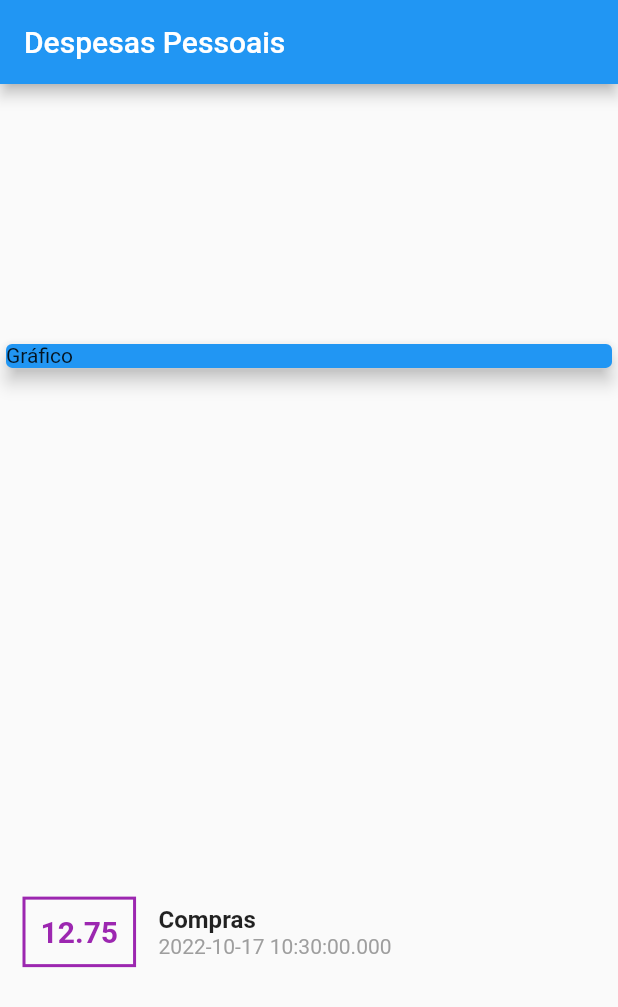
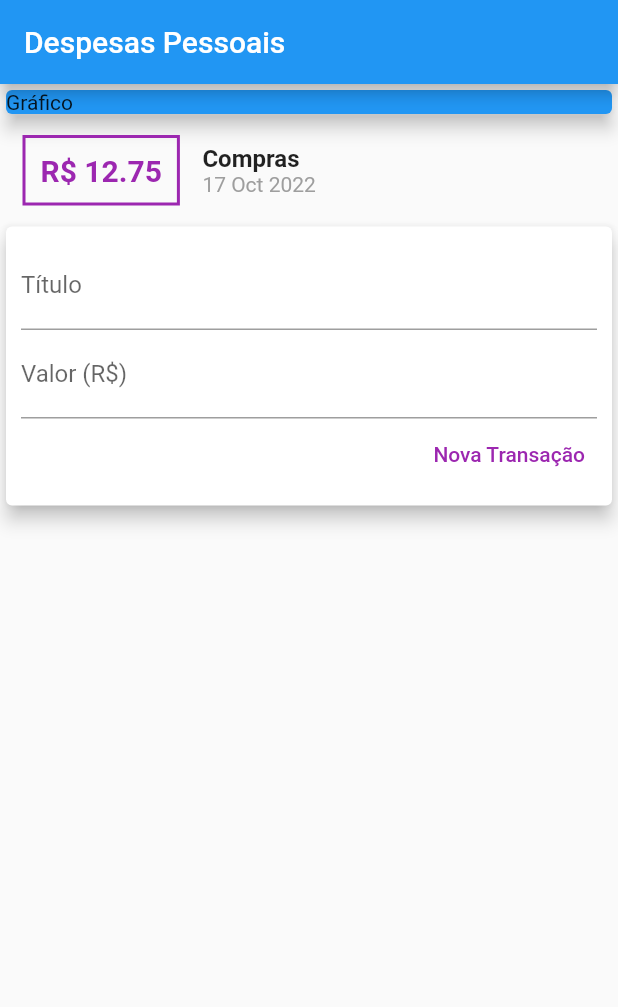
Before and after one commit to MarhlonKorb/expenses, a Flutter app: the screen it shows after launch, on a phone screen of 412 x 824 dp. Shown: the top 1007 px of the screen. Run offline on Flutter 3.47's test engine with Material 2 defaults, Android fonts, the phone set to English and light mode, and no system bars.

Commit message:
Implementação da comunicação entre componentes
Os widgets foram refatorados de forma que foram separados por arquivos e no main.dart eles são apenas inseridos como nova classe. Também foi visto o conceito de comunicação direta e indireta entre o componente pai e componente filho.

```diff
--- /dev/null
+++ b/lib/components/transaction_form.dart
@@ -0,0 +1,50 @@
+import 'package:flutter/material.dart';
+
+import '../utils.dart';
+
+class TransactionForm extends StatelessWidget {
+  final titleController = TextEditingController();
+  final valueController = TextEditingController();
+
+final void Function(String, double) onSubmit;
+
+TransactionForm(this.onSubmit);
+
+  @override
+  Widget build(BuildContext context) {
+    return Card(
+      elevation: 5,
+      child: Padding(
+        padding: const EdgeInsets.all(10),
+        child: Column(
+          children: <Widget>[
+            TextField(
+              controller: titleController,
+              decoration: const InputDecoration(labelText: 'Título'),
+            ),
+            TextField(
+              controller: valueController,
+              decoration: const InputDecoration(labelText: 'Valor (R\$)'),
+            ),
+            Row(
+              mainAxisAlignment: MainAxisAlignment.end,
+              children: <Widget>[
+                TextButton(
+                  child: const Text(
+                    'Nova Transação',
+                    style: TextStyle(color: Colors.purple),
+                  ),
+                  onPressed: () {
+                    final title = titleController.text;
+                    final value = formatToDouble(valueController.text);
+                    onSubmit(title, value);
+                  },
+                ),
+              ],
+            ),
+          ],
+        ),
+      ),
+    );
+  }
+}
--- /dev/null
+++ b/lib/components/transaction_list.dart
@@ -0,0 +1,49 @@
+import 'package:expenses/models/transaction.dart';
+import 'package:flutter/material.dart';
+
+import '../utils.dart';
+
+class TransactionList extends StatelessWidget {
+  final List<Transaction> transaction;
+
+  const TransactionList({super.key, required this.transaction});
+
+  @override
+  Widget build(BuildContext context) {
+    return Column(
+      children: transaction.map((tr) {
+        return Row(
+          children: [
+            Container(
+              margin: const EdgeInsets.symmetric(horizontal: 15, vertical: 10),
+              decoration: BoxDecoration(
+                  border: Border.all(color: Colors.purple, width: 2)),
+              padding: const EdgeInsets.all(10),
+              child: Text(
+                toMoney(tr.value),
+                style: const TextStyle(
+                    fontWeight: FontWeight.bold,
+                    fontSize: 20,
+                    color: Colors.purple),
+              ),
+            ),
+            Column(
+              crossAxisAlignment: CrossAxisAlignment.start,
+              children: [
+                Text(
+                  tr.title,
+                  style: const TextStyle(
+                      fontSize: 16, fontWeight: FontWeight.bold),
+                ),
+                Text(
+                  toDateFormat(tr.date),
+                  style: const TextStyle(color: Colors.grey),
+                ),
+              ],
+            )
+          ],
+        );
+      }).toList(),
+    );
+  }
+}
--- /dev/null
+++ b/lib/components/transaction_user.dart
@@ -0,0 +1,40 @@
+import 'dart:math';
+
+import 'package:expenses/components/transaction_form.dart';
+import 'package:expenses/components/transaction_list.dart';
+import 'package:flutter/cupertino.dart';
+
+import '../models/transaction.dart';
+
+class TransactionUser extends StatefulWidget {
+  @override
+  _TransactionUserState createState() => _TransactionUserState();
+}
+
+class _TransactionUserState extends State<TransactionUser> {
+  final _transactions = [
+    Transaction(id: 'id', title: 'Compras', value: 12.75, date: DateTime.now())
+  ];
+
+  _addTransaction(String title, double value) {
+    final newTransaction = Transaction(
+        id: Random().nextDouble().toString(),
+        title: title,
+        value: value,
+        date: DateTime.now());
+
+        setState(() {
+          _transactions.add(newTransaction);
+        });
+  }
+
+  @override
+  Widget build(BuildContext context) {
+    return Column(
+      children: <Widget>[
+        TransactionList(transaction: _transactions),
+        TransactionForm(_addTransaction),
+      ],
+    );
+  }
+}
--- a/lib/main.dart
+++ b/lib/main.dart
@@ -1,11 +1,12 @@
 // ignore_for_file: prefer_const_constructors
-
-import 'package:expenses/models/transaction.dart';
+import 'package:expenses/components/transaction_user.dart';
 import 'package:flutter/material.dart';
 
 main() => runApp(ExpensesApp());
 
 class ExpensesApp extends StatelessWidget {
+  const ExpensesApp({super.key});
+
   @override
   Widget build(BuildContext context) {
     return MaterialApp(home: MyHomePage());
@@ -13,70 +14,27 @@ class ExpensesApp extends StatelessWidget {
 }
 
 class MyHomePage extends StatelessWidget {
-final _transaction = [
-  Transaction(id: 'id', title: 'Compras', value: 12.75, date: DateTime.now())
-];
 
+  MyHomePage({super.key});
 
   @override
   Widget build(BuildContext context) {
+
     return Scaffold(
       appBar: AppBar(
         title: Text('Despesas Pessoais'),
       ),
       body: Column(
-        mainAxisAlignment: MainAxisAlignment.spaceAround,
           crossAxisAlignment: CrossAxisAlignment.stretch,
           children: <Widget>[
             Container(
               child: Card(
                 color: Colors.blue,
+                elevation: 5,
                 child: Text('Gráfico'),
-            elevation: 5,
               ),
             ),
-        Column(
-          children: _transaction.map((tr){
-            return Row(
-              children: [
-                Container(
-                  margin: EdgeInsets.symmetric(
-                    horizontal: 15,
-                    vertical: 10
-                  ),
-                  decoration: BoxDecoration(
-                    border:Border.all(
-                      color: Colors.purple,
-                      width: 2
-                    )
-                  ),
-                  padding: EdgeInsets.all(10),
-                  child: Text(
-                    tr.value.toString(),
-                    // ignore: prefer_const_constructors
-                    style: TextStyle(
-                      fontWeight: FontWeight.bold,
-                      fontSize: 20,
-                      color: Colors.purple
-                    ),
-                  ),
-                ),
-              Column(
-                crossAxisAlignment: CrossAxisAlignment.start,
-                children: [
-
-                  Text(tr.title, style: TextStyle(
-                    fontSize: 16, fontWeight: FontWeight.bold
-                  ),),
-                  Text(tr.date.toString(), style: TextStyle(
-                    color: Colors.grey
-                  ),),
-
-                ],
-              )],
-            );
-          }).toList(),
-        )
+            TransactionUser()
           ]),
     );
   }
--- /dev/null
+++ b/lib/utils.dart
@@ -0,0 +1,16 @@
+import 'package:intl/intl.dart';
+
+/// Formatador de valor monetário
+String toMoney(double value){
+  return 'R\$ ${value.toStringAsFixed(2)}';
+}
+
+/// Formatador de valor de data
+String toDateFormat(DateTime data){
+  return DateFormat('dd MMM y').format(data).toString();
+}
+
+/// Formata String para valor do tipo double
+double formatToDouble(String value){
+  return double.tryParse(value) ?? 0.0;
+}
--- a/pubspec.yaml
+++ b/pubspec.yaml
@@ -31,7 +31,7 @@ environment:
 dependencies:
   flutter:
     sdk: flutter
-
+  intl: ^0.17.0
 
   # The following adds the Cupertino Icons font to your application.
   # Use with the CupertinoIcons class for iOS style icons.
```
Also changed, not shown: pubspec.lock. Lines whose indentation alone changed are shown as unchanged.
